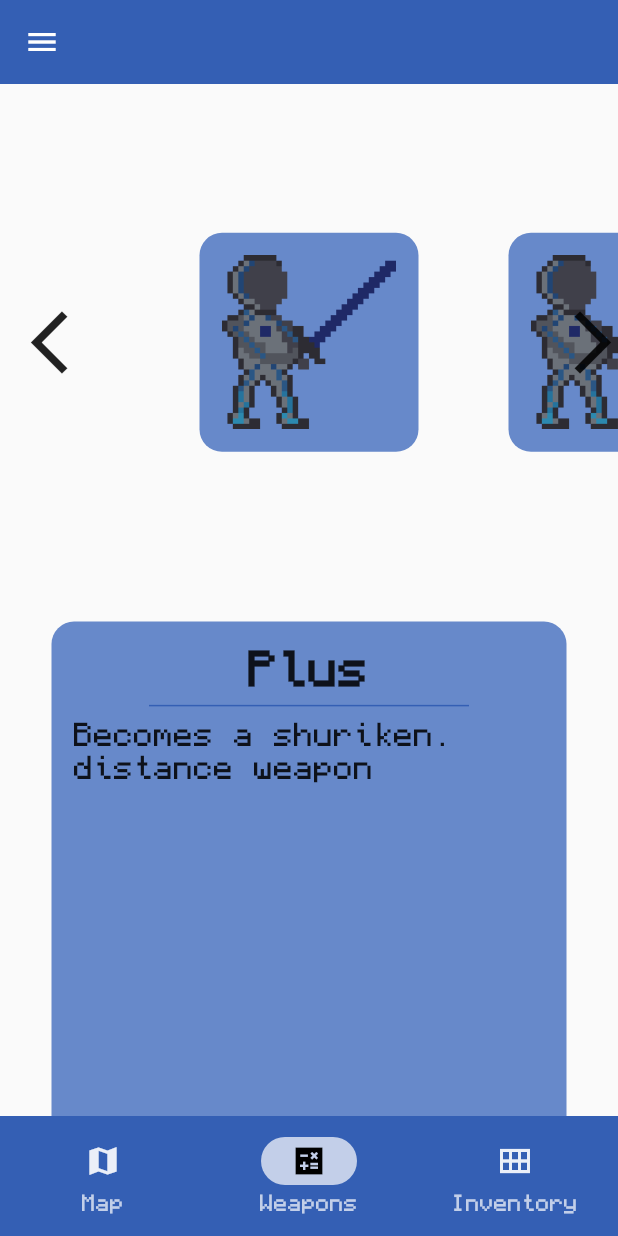
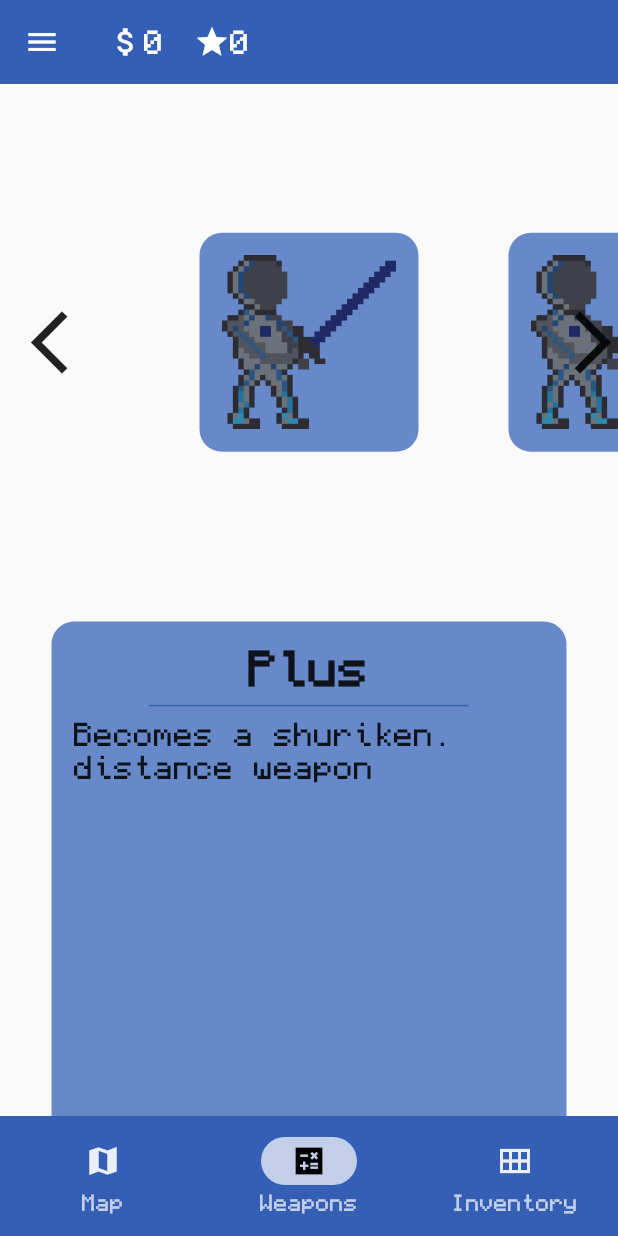
Before and after one commit to RandomnieBukvi/EthA, a Flutter app: the screen it shows once a user with an empty profile is signed in, item 2 of the bottom bar chosen, on a phone screen of 412 x 824 dp. Run offline on Flutter 3.47's test engine with Material 2 defaults, Android fonts, the phone set to English and light mode, and no system bars; our stand-ins replace firebase_auth, firebase_core, firebase_database, shared_preferences; accounts and stored records are empty.

Commit message:
информация про игрока

```diff
--- a/lib/screens/FabTabs.dart
+++ b/lib/screens/FabTabs.dart
@@ -1,4 +1,5 @@
 import 'package:firebase_auth/firebase_auth.dart';
+import 'package:firebase_database/firebase_database.dart';
 import 'package:lets_go/constans.dart';
 import 'package:lets_go/screens/inventory.dart';
 import 'package:lets_go/screens/map.dart';
@@ -17,7 +18,7 @@ class Fabs extends StatelessWidget {
         stream: FirebaseAuth.instance.authStateChanges(),
         builder: (context, snapshot) {
           if (snapshot.hasData) {
-            return FabTabs(selectedIndex: 0);
+            return FabTabs();
           } else {
             return Auth();
           }
@@ -26,9 +27,7 @@ class Fabs extends StatelessWidget {
 }
 
 class FabTabs extends StatefulWidget {
-  int selectedIndex = 0;
-
-  FabTabs({required this.selectedIndex});
+  const FabTabs({super.key});
 
   @override
   State<FabTabs> createState() => _FabTabsState();
@@ -36,32 +35,46 @@ class FabTabs extends StatefulWidget {
 
 class _FabTabsState extends State<FabTabs> {
   int currentIndex = 0;
-
+  int experience = 0;
+  int cash = 0;
+  DatabaseReference userDataRef = FirebaseDatabase.instance.ref('usersData/${FirebaseAuth.instance.currentUser!.displayName}');
+  late Stream<DatabaseEvent> userDataChange = userDataRef.onValue;
   @override
   void initState() {
-    currentIndex = widget.selectedIndex;
+    currentIndex = 0;
+    userDataChange.listen((event) {
+      var data = event.snapshot;
+      setState(() {
+        experience = int.parse(data.child('experience').value.toString());
+        cash = int.parse(data.child('cash').value.toString());
+      });
+    });
     // TODO: implement initState
     super.initState();
   }
 
   final List<Widget> pages = [GameMap(), Weapons(), Inventory()];
 
-  final PageStorageBucket bucket = PageStorageBucket();
   @override
   Widget build(BuildContext context) {
     Widget currentScreen = pages[currentIndex];
     return Scaffold(
-      appBar: AppBar(
-        elevation: 0,
-      ),
+      appBar: AppBar(elevation: 0, title: Row(children: [
+        Icon(Icons.attach_money_sharp),
+        Text(cash.toString()),
+        SizedBox(width: 20,),
+        Icon(Icons.star),
+        Text(experience.toString()),
+      ],)),
       drawer: SideMenu(),
       body: currentScreen,
       bottomNavigationBar: NavigationBarTheme(
         data: NavigationBarThemeData(
-          labelTextStyle: MaterialStateProperty.resolveWith((states) => TextStyle(color: Colors.white70)),
+          labelTextStyle: MaterialStateProperty.resolveWith(
+              (states) => TextStyle(color: Colors.white70)),
           backgroundColor: kPrimaryColor,
           indicatorColor: Color.fromRGBO(255, 255, 255, 0.702),
-          ),
+        ),
         child: NavigationBar(
           selectedIndex: currentIndex,
           onDestinationSelected: (index) {
@@ -70,11 +83,36 @@ class _FabTabsState extends State<FabTabs> {
             });
           },
           destinations: [
-            NavigationDestination(icon: Icon(Icons.map_sharp,color: Color.fromARGB(230, 255, 255, 255),), selectedIcon: Icon(Icons.map_sharp, color: Colors.black,),label: 'Map'),
             NavigationDestination(
-                icon: Icon(Icons.calculate_sharp,color: Color.fromARGB(230, 255, 255, 255),), selectedIcon: Icon(Icons.calculate_sharp,color: Colors.black,), label: 'Weapons'),
+                icon: Icon(
+                  Icons.map_sharp,
+                  color: Color.fromARGB(230, 255, 255, 255),
+                ),
+                selectedIcon: Icon(
+                  Icons.map_sharp,
+                  color: Colors.black,
+                ),
+                label: 'Map'),
             NavigationDestination(
-                icon: Icon(Icons.calendar_view_month_sharp,color: Color.fromARGB(230, 255, 255, 255),), selectedIcon: Icon(Icons.calendar_view_month_sharp,color: Colors.black,), label: 'Inventory'),
+                icon: Icon(
+                  Icons.calculate_sharp,
+                  color: Color.fromARGB(230, 255, 255, 255),
+                ),
+                selectedIcon: Icon(
+                  Icons.calculate_sharp,
+                  color: Colors.black,
+                ),
+                label: 'Weapons'),
+            NavigationDestination(
+                icon: Icon(
+                  Icons.calendar_view_month_sharp,
+                  color: Color.fromARGB(230, 255, 255, 255),
+                ),
+                selectedIcon: Icon(
+                  Icons.calendar_view_month_sharp,
+                  color: Colors.black,
+                ),
+                label: 'Inventory'),
           ],
         ),
       ),
```
Also changed, not shown: lib/screens/Register.dart (+22 -6 lines), lib/screens/inventory.dart (+37 -2 lines).
